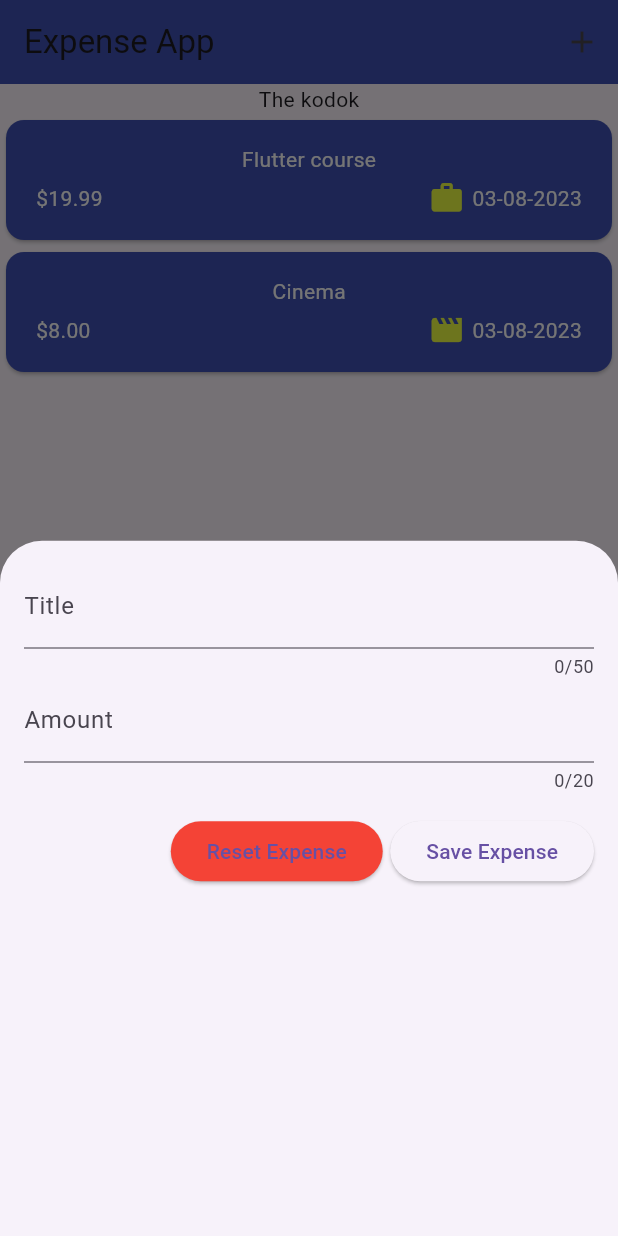
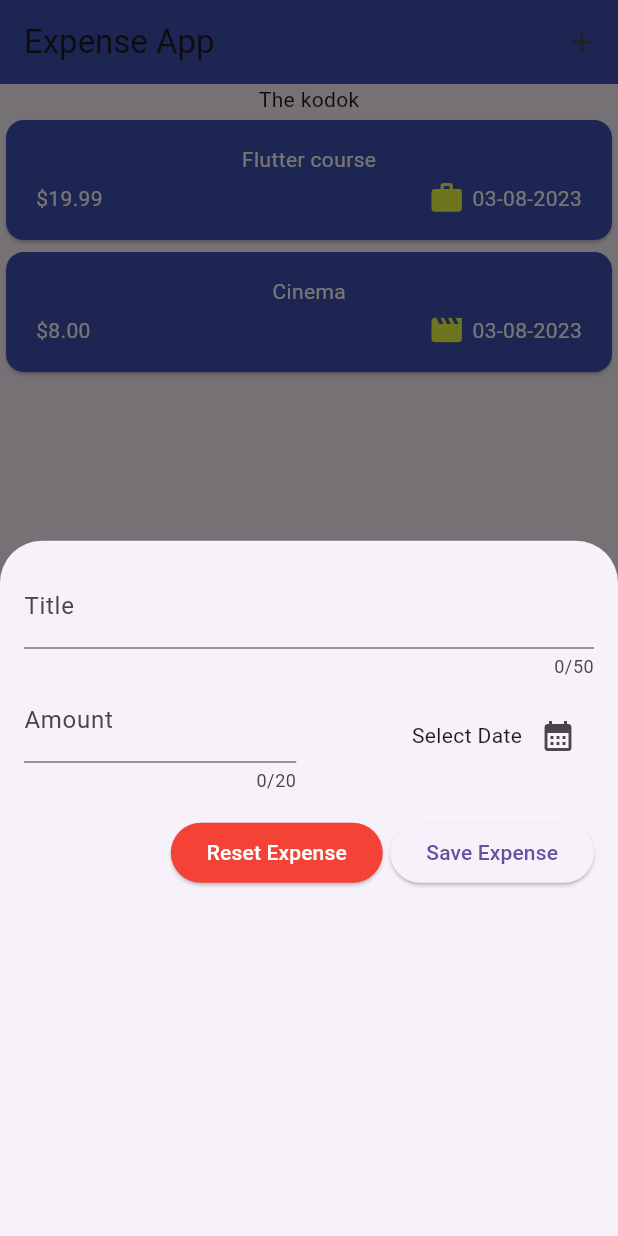
Before and after one commit to ibenusinaa/flutter-expense-app, a Flutter app: the screen it shows after launch, after a tap on the "add" icon, on a phone screen of 412 x 824 dp. Run offline on Flutter 3.47's test engine with Material 2 defaults, Android fonts, the phone set to English and light mode, and no system bars.

Commit message:
add datepicker into expense form

```diff
--- a/lib/widgets/expenses_list/expense_form_overlay.dart
+++ b/lib/widgets/expenses_list/expense_form_overlay.dart
@@ -1,4 +1,5 @@
 import 'package:flutter/material.dart';
+import 'package:intl/intl.dart';
 
 class ExpenseFormOverlay extends StatefulWidget {
   const ExpenseFormOverlay({super.key});
@@ -20,6 +21,7 @@ class _ExpenseFormOverlayState extends State<ExpenseFormOverlay> {
 
   final _titleController = TextEditingController();
   final _amountController = TextEditingController();
+  DateTime? _selectedDate;
 
   @override
   void dispose() {
@@ -31,11 +33,28 @@ class _ExpenseFormOverlayState extends State<ExpenseFormOverlay> {
   void _saveNewExpense() {
     // print(_titleController.text);
     // print(_amountController.text);
+    Navigator.pop(context);
   }
 
   void _resetNewExpense() {
     _titleController.clear();
     _amountController.clear();
+  }
+
+  void _presentDatePicker() async {
+    final now = DateTime.now();
+    final firstDate = DateTime(now.year - 1, now.month, now.day);
+    final lastDate = DateTime(now.year + 1, now.month, now.day);
+    final pickedDate = await showDatePicker(
+      context: context,
+      initialDate: now,
+      firstDate: firstDate,
+      lastDate: lastDate,
+    );
+
+    setState(() {
+      _selectedDate = pickedDate;
+    });
   }
 
   @override
@@ -53,25 +72,54 @@ class _ExpenseFormOverlayState extends State<ExpenseFormOverlay> {
               label: Text('Title'),
             ),
           ),
-          TextField(
+          Row(
+            children: [
+              Expanded(
+                child: TextField(
                   // onChanged: _saveTitleInput,
                   controller: _amountController,
                   maxLength: 20,
                   keyboardType: TextInputType.number,
                   decoration: const InputDecoration(
-              prefixText: '\$',
+                    prefixText: '\$ ',
                     label: Text('Amount'),
                   ),
                 ),
-          const SizedBox(height: 15),
+              ),
+              const SizedBox(width: 17),
+              Expanded(
+                child: Row(
+                  mainAxisAlignment: MainAxisAlignment.end,
+                  crossAxisAlignment: CrossAxisAlignment.center,
+                  children: [
+                    Text(
+                      _selectedDate == null
+                          ? 'Select Date'
+                          : DateFormat('dd/MM/yyyy').format(_selectedDate!),
+                    ),
+                    IconButton(
+                        onPressed: _presentDatePicker,
+                        icon: const Icon(Icons.calendar_month))
+                  ],
+                ),
+              )
+            ],
+          ),
+          const SizedBox(height: 16),
           Row(
             mainAxisAlignment: MainAxisAlignment.end,
             children: [
               ElevatedButton(
                 onPressed: _resetNewExpense,
                 style: ElevatedButton.styleFrom(
-                    backgroundColor: Colors.red.shade500),
-                child: const Text('Reset Expense'),
+                  backgroundColor: Colors.red.shade500,
+                ),
+                child: const Text(
+                  'Reset Expense',
+                  style: TextStyle(
+                    color: Colors.white,
+                  ),
+                ),
               ),
               const SizedBox(width: 5),
               ElevatedButton(
```
Lines whose indentation alone changed are shown as unchanged.
